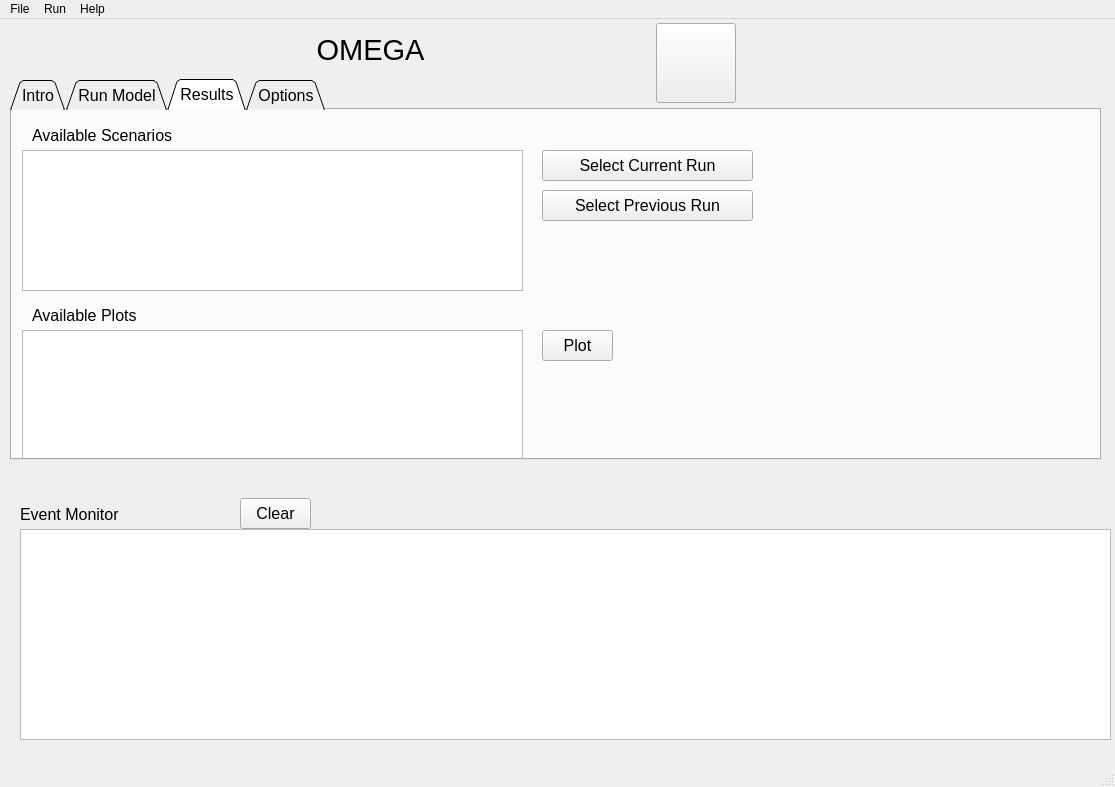
First picture: the form in omega_gui/elements/omega_gui_qt.ui, repository USEPA/EPA_OMEGA_Model, before the edit.
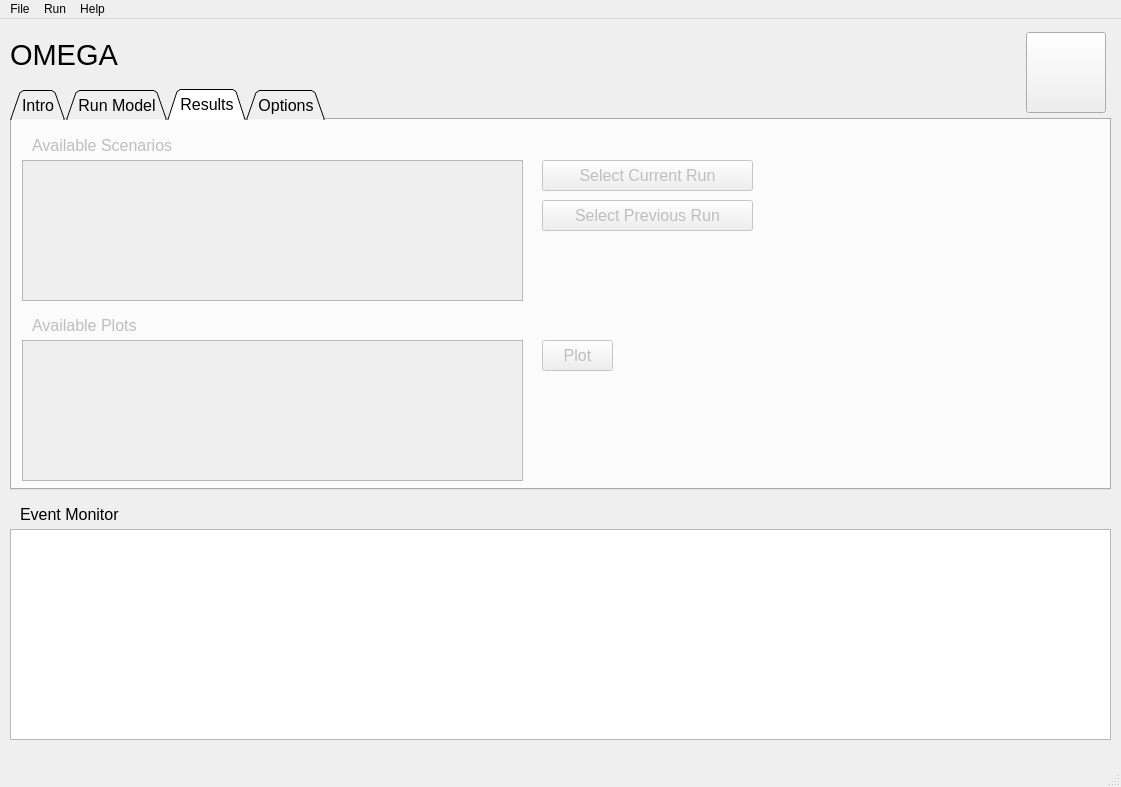
Second picture: the form after the edit. The open tabs and pages were chosen to show the change.

What changed in the file:
```diff
--- a/omega_gui/elements/omega_gui_qt.ui
+++ b/omega_gui/elements/omega_gui_qt.ui
@@ -6,7 +6,7 @@
    <rect>
     <x>0</x>
     <y>0</y>
-    <width>1115</width>
+    <width>1121</width>
     <height>787</height>
    </rect>
   </property>
@@ -30,9 +30,9 @@
     <property name="geometry">
      <rect>
       <x>10</x>
-      <y>60</y>
-      <width>1091</width>
-      <height>381</height>
+      <y>70</y>
+      <width>1101</width>
+      <height>401</height>
      </rect>
     </property>
     <property name="font">
@@ -351,6 +351,9 @@
      </widget>
     </widget>
     <widget class="QWidget" name="results_tab">
+     <property name="enabled">
+      <bool>false</bool>
+     </property>
      <attribute name="title">
       <string>Results</string>
      </attribute>
@@ -545,10 +548,10 @@
    <widget class="QLabel" name="main_title_1_label">
     <property name="geometry">
      <rect>
-      <x>100</x>
+      <x>10</x>
       <y>10</y>
-      <width>541</width>
-      <height>41</height>
+      <width>631</width>
+      <height>51</height>
      </rect>
     </property>
     <property name="font">
@@ -561,15 +564,15 @@
      <string>OMEGA</string>
     </property>
     <property name="alignment">
-     <set>Qt::AlignCenter</set>
+     <set>Qt::AlignLeading|Qt::AlignLeft|Qt::AlignVCenter</set>
     </property>
    </widget>
    <widget class="QTextEdit" name="event_monitor_result">
     <property name="geometry">
      <rect>
-      <x>20</x>
+      <x>10</x>
       <y>510</y>
-      <width>1091</width>
+      <width>1101</width>
       <height>211</height>
      </rect>
     </property>
@@ -605,38 +608,13 @@
      <string>Event Monitor</string>
     </property>
    </widget>
-   <widget class="QPushButton" name="clear_event_monitor_button">
-    <property name="geometry">
-     <rect>
-      <x>240</x>
-      <y>479</y>
-      <width>71</width>
-      <height>31</height>
-     </rect>
-    </property>
-    <property name="font">
-     <font>
-      <family>Arial</family>
-      <pointsize>12</pointsize>
-     </font>
-    </property>
-    <property name="toolTip">
-     <string>Clears the Event Monitor</string>
-    </property>
-    <property name="styleSheet">
-     <string notr="true"/>
-    </property>
-    <property name="text">
-     <string>Clear</string>
-    </property>
-   </widget>
    <widget class="QWidget" name="background_widget" native="true">
     <property name="geometry">
      <rect>
       <x>-1</x>
-      <y>-1</y>
+      <y>9</y>
       <width>1131</width>
-      <height>741</height>
+      <height>731</height>
      </rect>
     </property>
     <property name="toolTip">
@@ -648,10 +626,10 @@
     <widget class="QPushButton" name="epa_button">
      <property name="geometry">
       <rect>
-       <x>657</x>
-       <y>5</y>
+       <x>1027</x>
+       <y>4</y>
        <width>80</width>
-       <height>80</height>
+       <height>81</height>
       </rect>
      </property>
      <property name="toolTip">
@@ -680,7 +658,7 @@
     <rect>
      <x>0</x>
      <y>0</y>
-     <width>1115</width>
+     <width>1121</width>
      <height>26</height>
     </rect>
    </property>
```
Left out of the diff: 1 changed line with no effect on the pictures.
